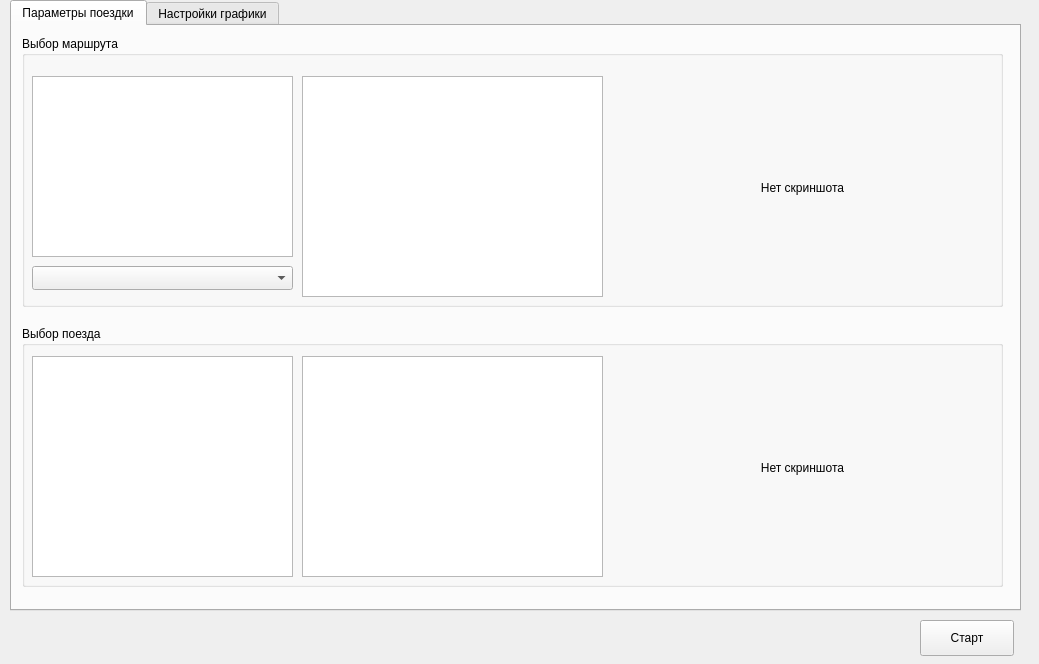
Above: launcher/forms/mainwindow.ui from maisvendoo/RRS before the change. Below: the same form after it.
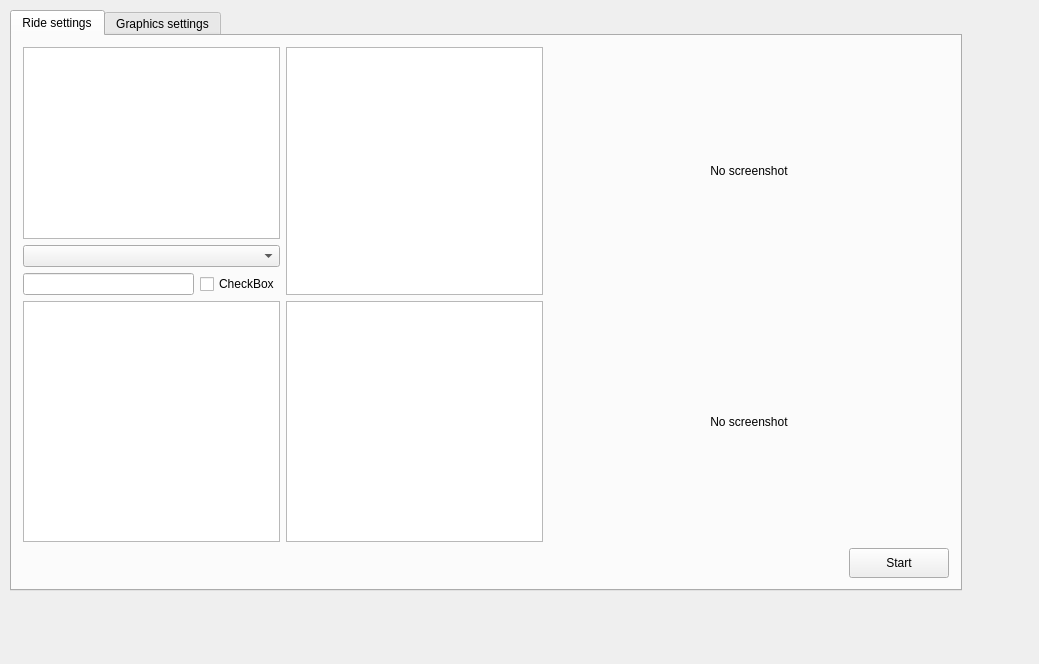
That is the form after the change.

Commit message: New user interface for launcher

```diff
--- a/launcher/forms/mainwindow.ui
+++ b/launcher/forms/mainwindow.ui
@@ -14,150 +14,202 @@
    <string>Russian Railway Simulator</string>
   </property>
   <widget class="QWidget" name="centralWidget">
-   <widget class="QPushButton" name="btnStart">
-    <property name="geometry">
-     <rect>
-      <x>920</x>
-      <y>620</y>
-      <width>94</width>
-      <height>36</height>
-     </rect>
-    </property>
-    <property name="text">
-     <string>Старт</string>
-    </property>
-    <property name="flat">
-     <bool>false</bool>
-    </property>
-   </widget>
    <widget class="QTabWidget" name="twMain">
     <property name="geometry">
      <rect>
       <x>10</x>
-      <y>0</y>
-      <width>1011</width>
-      <height>611</height>
+      <y>10</y>
+      <width>952</width>
+      <height>581</height>
      </rect>
     </property>
+    <property name="sizePolicy">
+     <sizepolicy hsizetype="Expanding" vsizetype="Expanding">
+      <horstretch>6</horstretch>
+      <verstretch>6</verstretch>
+     </sizepolicy>
+    </property>
     <property name="currentIndex">
      <number>0</number>
     </property>
     <widget class="QWidget" name="rideSettings">
      <attribute name="title">
-      <string>Параметры поездки</string>
+      <string>Ride settings</string>
      </attribute>
-     <widget class="QGroupBox" name="gbRoutesInfo">
-      <property name="geometry">
-       <rect>
-        <x>10</x>
-        <y>10</y>
-        <width>981</width>
-        <height>271</height>
-       </rect>
-      </property>
-      <property name="title">
-       <string>Выбор маршрута</string>
-      </property>
-      <widget class="QPlainTextEdit" name="ptRouteDescription">
-       <property name="geometry">
-        <rect>
-         <x>280</x>
-         <y>40</y>
-         <width>301</width>
-         <height>221</height>
-        </rect>
-       </property>
-      </widget>
-      <widget class="QListWidget" name="lwRoutes">
-       <property name="geometry">
-        <rect>
-         <x>10</x>
-         <y>40</y>
-         <width>261</width>
-         <height>181</height>
-        </rect>
-       </property>
-      </widget>
-      <widget class="QLabel" name="lRouteScreenShot">
-       <property name="geometry">
-        <rect>
-         <x>600</x>
-         <y>50</y>
-         <width>361</width>
-         <height>203</height>
-        </rect>
-       </property>
-       <property name="text">
-        <string>Нет скриншота</string>
-       </property>
-       <property name="alignment">
-        <set>Qt::AlignCenter</set>
-       </property>
-      </widget>
-      <widget class="QComboBox" name="cbStations">
-       <property name="geometry">
-        <rect>
-         <x>10</x>
-         <y>230</y>
-         <width>261</width>
-         <height>24</height>
-        </rect>
-       </property>
-      </widget>
-     </widget>
-     <widget class="QGroupBox" name="gbTrainsInfo">
-      <property name="geometry">
-       <rect>
-        <x>10</x>
-        <y>300</y>
-        <width>981</width>
-        <height>261</height>
-       </rect>
-      </property>
-      <property name="title">
-       <string>Выбор поезда</string>
-      </property>
-      <widget class="QListWidget" name="lwTrains">
-       <property name="geometry">
-        <rect>
-         <x>10</x>
-         <y>30</y>
-         <width>261</width>
-         <height>221</height>
-        </rect>
-       </property>
-      </widget>
-      <widget class="QPlainTextEdit" name="ptTrainDescription">
-       <property name="geometry">
-        <rect>
-         <x>280</x>
-         <y>30</y>
-         <width>301</width>
-         <height>221</height>
-        </rect>
-       </property>
-      </widget>
-      <widget class="QLabel" name="lTrainScreenShot">
-       <property name="geometry">
-        <rect>
-         <x>600</x>
-         <y>40</y>
-         <width>361</width>
-         <height>203</height>
-        </rect>
-       </property>
-       <property name="text">
-        <string>Нет скриншота</string>
-       </property>
-       <property name="alignment">
-        <set>Qt::AlignCenter</set>
-       </property>
-      </widget>
-     </widget>
+     <layout class="QGridLayout" name="gridLayout">
+      <item row="0" column="0">
+       <layout class="QVBoxLayout" name="verticalLayout_3">
+        <item>
+         <layout class="QHBoxLayout" name="horizontalLayout_2">
+          <item>
+           <layout class="QVBoxLayout" name="verticalLayout">
+            <item>
+             <widget class="QListWidget" name="lwRoutes">
+              <property name="maximumSize">
+               <size>
+                <width>300</width>
+                <height>16777215</height>
+               </size>
+              </property>
+             </widget>
+            </item>
+            <item>
+             <widget class="QComboBox" name="cbStations">
+              <property name="maximumSize">
+               <size>
+                <width>300</width>
+                <height>16777215</height>
+               </size>
+              </property>
+             </widget>
+            </item>
+            <item>
+             <layout class="QHBoxLayout" name="horizontalLayout">
+              <item>
+               <widget class="QLineEdit" name="lineEdit">
+                <property name="maximumSize">
+                 <size>
+                  <width>210</width>
+                  <height>16777215</height>
+                 </size>
+                </property>
+               </widget>
+              </item>
+              <item>
+               <widget class="QCheckBox" name="checkBox">
+                <property name="maximumSize">
+                 <size>
+                  <width>80</width>
+                  <height>16777215</height>
+                 </size>
+                </property>
+                <property name="text">
+                 <string>CheckBox</string>
+                </property>
+               </widget>
+              </item>
+             </layout>
+            </item>
+           </layout>
+          </item>
+          <item>
+           <widget class="QPlainTextEdit" name="ptRouteDescription">
+            <property name="maximumSize">
+             <size>
+              <width>300</width>
+              <height>16777215</height>
+             </size>
+            </property>
+           </widget>
+          </item>
+          <item>
+           <widget class="QLabel" name="lRouteScreenShot">
+            <property name="minimumSize">
+             <size>
+              <width>400</width>
+              <height>225</height>
+             </size>
+            </property>
+            <property name="text">
+             <string>No screenshot</string>
+            </property>
+            <property name="alignment">
+             <set>Qt::AlignCenter</set>
+            </property>
+           </widget>
+          </item>
+         </layout>
+        </item>
+        <item>
+         <layout class="QHBoxLayout" name="horizontalLayout_3">
+          <item>
+           <layout class="QVBoxLayout" name="verticalLayout_2">
+            <item>
+             <widget class="QListWidget" name="lwTrains">
+              <property name="maximumSize">
+               <size>
+                <width>300</width>
+                <height>16777215</height>
+               </size>
+              </property>
+             </widget>
+            </item>
+            <item>
+             <layout class="QHBoxLayout" name="horizontalLayout_4"/>
+            </item>
+           </layout>
+          </item>
+          <item>
+           <widget class="QPlainTextEdit" name="ptTrainDescription">
+            <property name="maximumSize">
+             <size>
+              <width>300</width>
+              <height>16777215</height>
+             </size>
+            </property>
+           </widget>
+          </item>
+          <item>
+           <widget class="QLabel" name="lTrainScreenShot">
+            <property name="minimumSize">
+             <size>
+              <width>400</width>
+              <height>225</height>
+             </size>
+            </property>
+            <property name="text">
+             <string>No screenshot</string>
+            </property>
+            <property name="alignment">
+             <set>Qt::AlignCenter</set>
+            </property>
+           </widget>
+          </item>
+         </layout>
+        </item>
+        <item>
+         <layout class="QHBoxLayout" name="horizontalLayout_5">
+          <item>
+           <spacer name="horizontalSpacer">
+            <property name="orientation">
+             <enum>Qt::Horizontal</enum>
+            </property>
+            <property name="sizeHint" stdset="0">
+             <size>
+              <width>40</width>
+              <height>20</height>
+             </size>
+            </property>
+           </spacer>
+          </item>
+          <item>
+           <widget class="QPushButton" name="btnStart">
+            <property name="minimumSize">
+             <size>
+              <width>100</width>
+              <height>30</height>
+             </size>
+            </property>
+            <property name="maximumSize">
+             <size>
+              <width>100</width>
+              <height>30</height>
+             </size>
+            </property>
+            <property name="text">
+             <string>Start</string>
+            </property>
+           </widget>
+          </item>
+         </layout>
+        </item>
+       </layout>
+      </item>
+     </layout>
     </widget>
     <widget class="QWidget" name="graphSettings">
      <attribute name="title">
-      <string>Настройки графики</string>
+      <string>Graphics settings</string>
      </attribute>
     </widget>
    </widget>
```
Left out of the diff: 4 changed lines with no effect on the pictures. The commit also changes 1 other file.
